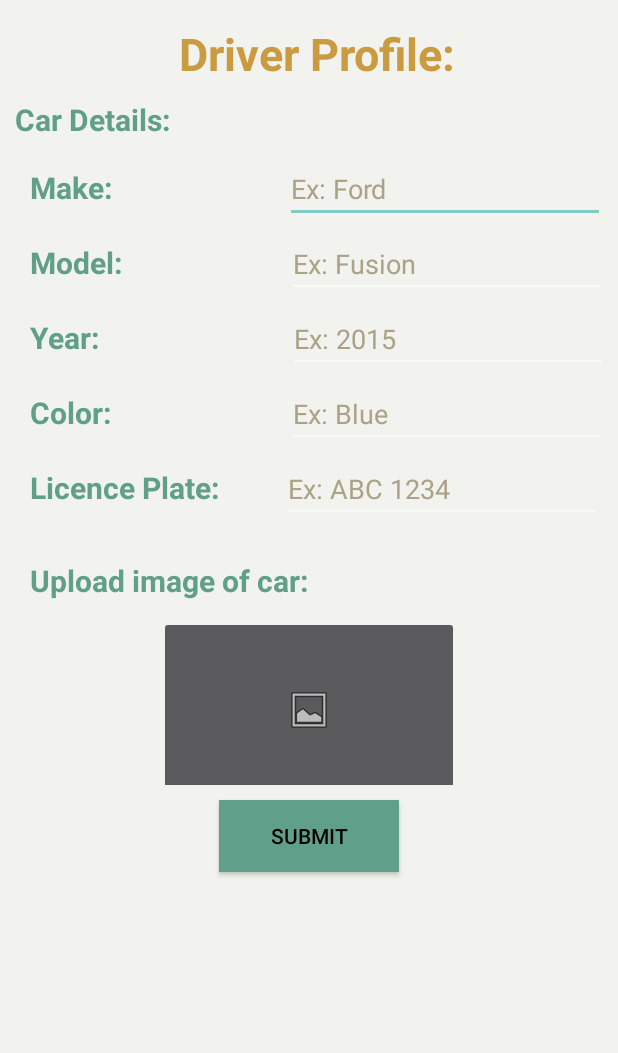
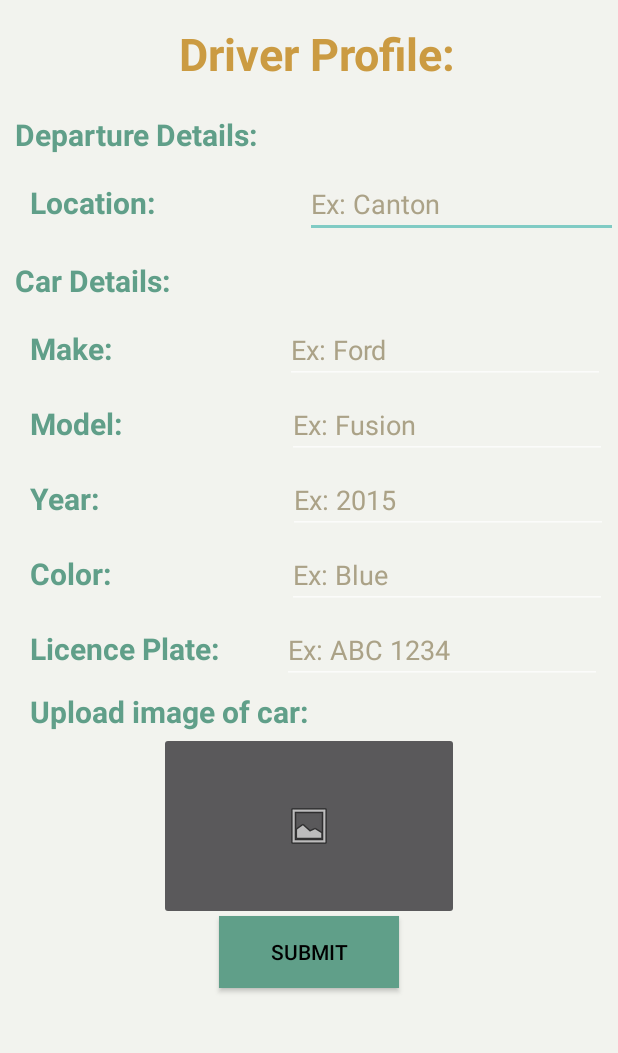
Before and after one commit to WSU-4110/CarpoolingApp, an Android app: the DriverProfile screen opened directly, with no data from a screen before it, on a phone screen of 412 x 824 dp, the part 84-1137 px from its top. Run offline under Robolectric (Android 15) with nearby library versions, the phone set to English and light mode, and no system bars; our stand-ins replace Volley; network calls fail.

Commit message:
fixed driver profile

```diff
--- a/WarriorsOnWheels/app/src/main/java/com/example/warriorsonwheels/DriverProfile.java
+++ b/WarriorsOnWheels/app/src/main/java/com/example/warriorsonwheels/DriverProfile.java
@@ -56,7 +56,7 @@ public class DriverProfile extends AppCompatActivity implements View.OnClickList
 
         //EditText
         location = (EditText) findViewById(R.id.Loc);
-        accessId = (EditText) findViewById(R.id.accessIDask);
+        //accessId = (EditText) findViewById(R.id.accessIDask);
         make = (EditText) findViewById(R.id.make);
         model = (EditText) findViewById(R.id.model);
         year = (EditText) findViewById(R.id.year);
--- a/WarriorsOnWheels/app/src/main/res/layout/driverprofile.xml
+++ b/WarriorsOnWheels/app/src/main/res/layout/driverprofile.xml
@@ -34,6 +34,53 @@
             android:layout_marginTop="15dp"
             android:layout_marginLeft="10dp"
             android:gravity="center"/>
+
+        <TextView
+            android:id="@+id/textView"
+            android:layout_width="match_parent"
+            android:layout_height="wrap_content"
+            android:text="Departure Details:"
+            android:textColor="@color/heading_2"
+            android:textSize="20sp"
+            android:textStyle="bold"
+            android:layout_marginTop="20dp"
+            android:layout_marginLeft="10dp"/>
+
+
+        <LinearLayout
+            android:id="@+id/NameLayout"
+            android:layout_width="match_parent"
+            android:layout_height="50dp"
+            android:orientation="horizontal"
+            android:layout_marginTop="10dp">
+
+
+            <TextView
+                android:id="@+id/askDepLocation"
+                android:layout_width="wrap_content"
+                android:layout_height="wrap_content"
+                android:layout_marginLeft="20dp"
+                android:text="Location:"
+                android:textColor="@color/heading_2"
+                android:textSize="20sp"
+                android:textStyle="bold" />
+
+            <EditText
+                android:id="@+id/Loc"
+                android:layout_width="wrap_content"
+                android:layout_height="wrap_content"
+                android:layout_marginLeft="100dp"
+                android:ems="10"
+                android:hint="Ex: Canton"
+                android:textColorHint="@color/textHint"
+                android:textColor="@color/text"
+                android:inputType="textPersonName"
+                app:layout_constraintStart_toStartOf="parent"
+                app:layout_constraintTop_toTopOf="parent"
+                />
+
+
+        </LinearLayout>
 
         <TextView
             android:id="@+id/Car"
@@ -208,11 +255,6 @@
 
 
         </LinearLayout>
-
-        <Space
-            android:layout_width="wrap_content"
-            android:layout_height="20dp" />
-
         <LinearLayout
             android:id="@+id/ImageLayout"
             android:layout_width="match_parent"
@@ -229,10 +271,6 @@
                 android:textSize="20sp"
                 android:textStyle="bold" />
 
-            <Space
-                android:layout_width="wrap_content"
-                android:layout_height="10dp" />
-
             <ImageButton
                 android:id="@+id/carImage"
                 android:layout_width="200dp"
@@ -240,10 +278,6 @@
                 app:srcCompat="@android:drawable/ic_menu_gallery"
                 android:layout_gravity="center"/>
         </LinearLayout>
-
-        <Space
-            android:layout_width="wrap_content"
-            android:layout_height="10dp"/>
 
         <Button
             android:id="@+id/finishDriver"
--- a/WarriorsOnWheels/app/src/main/res/layout/passengerprofile.xml
+++ b/WarriorsOnWheels/app/src/main/res/layout/passengerprofile.xml
@@ -157,7 +157,7 @@
                 android:layout_height="wrap_content"
                 android:layout_marginLeft="40dp"
                 android:ems="10"
-                android:hint="Street"
+                android:hint="Ex: Canton"
                 android:inputType="textPostalAddress"
                 android:textColor="@color/text"
                 android:textColorHint="@color/textHint"
```
